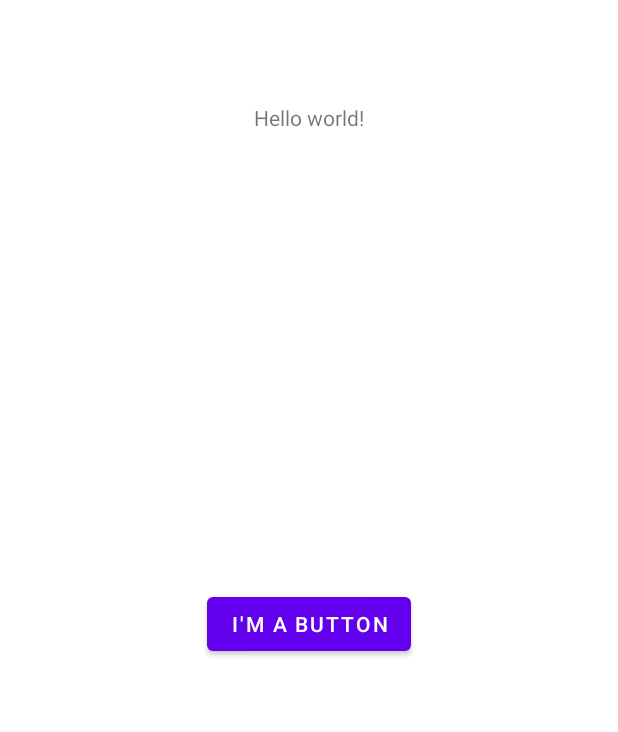
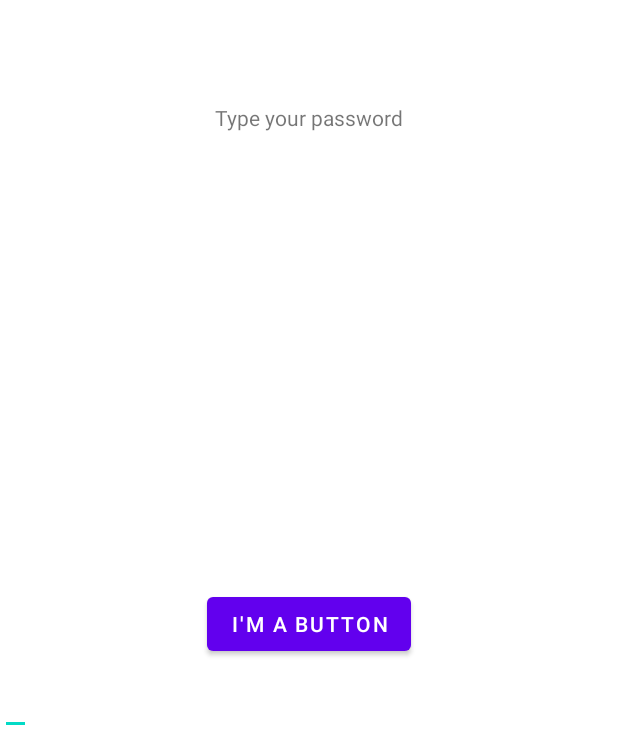
Before and after one commit to PineappleConure/Android_Labs, an Android app: the MainActivity screen opened directly, with no data from a screen before it, on a phone screen of 412 x 824 dp. Shown: the part 501-1233 px from the top of the screen. Run offline under Robolectric (Android 15) with nearby library versions, the phone set to English and light mode, and no system bars.

Commit message:
first commit

```diff
--- a/app/src/main/java/algonquin/cst2335/wang0467/MainActivity.java
+++ b/app/src/main/java/algonquin/cst2335/wang0467/MainActivity.java
@@ -4,9 +4,15 @@ import androidx.appcompat.app.AppCompatActivity;
 
 import android.os.Bundle;
 
+/**
+ *
+ */
 public class MainActivity extends AppCompatActivity {
 
     @Override
+    /**
+     *
+     */
     protected void onCreate(Bundle savedInstanceState) {
         super.onCreate(savedInstanceState);
         setContentView(R.layout.activity_main);
--- a/app/src/main/res/layout/activity_main.xml
+++ b/app/src/main/res/layout/activity_main.xml
@@ -15,6 +15,14 @@
         app:layout_constraintStart_toStartOf="parent"
         app:layout_constraintTop_toTopOf="parent" />
 
+    <EditText
+        android:layout_width="wrap_content"
+        android:layout_height="match_parent"
+        android:inputType="textPassword"
+        tools:layout_editor_absoluteX="36dp"
+        tools:layout_editor_absoluteY="300dp"
+        />
+
     <Button
         android:layout_width="wrap_content"
         android:layout_height="wrap_content"
--- a/app/src/main/res/values/strings.xml
+++ b/app/src/main/res/values/strings.xml
@@ -1,5 +1,5 @@
 <resources>
     <string name="app_name">Linna\'s Android Labs</string>
-    <string name="hello_message">Hello world!</string>
+    <string name="hello_message">Type your password</string>
     <string name="button_message">I\'m a button</string>
 </resources>
```
